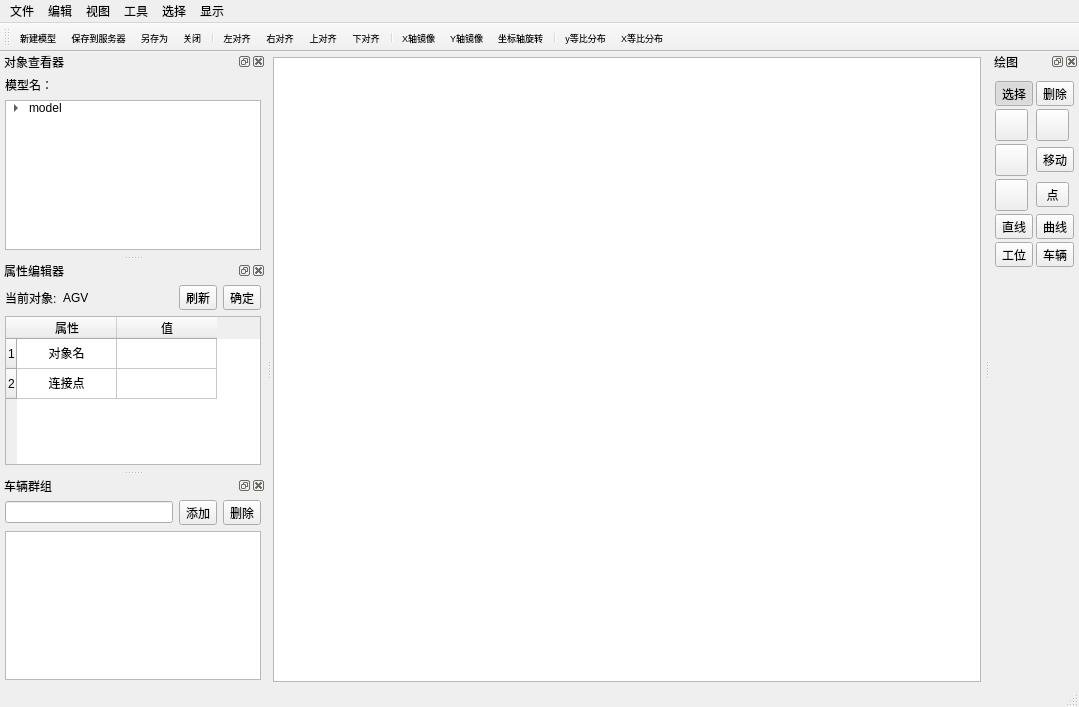
The window that SunnyTcsV3/src/SunnyTcsSupervisoryV3/SunnyTcsSupervisoryV3/SunnyTcsMapEditor.ui (MIKIC1996/work_in_baer) describes before a commit, drawn with Qt 5.
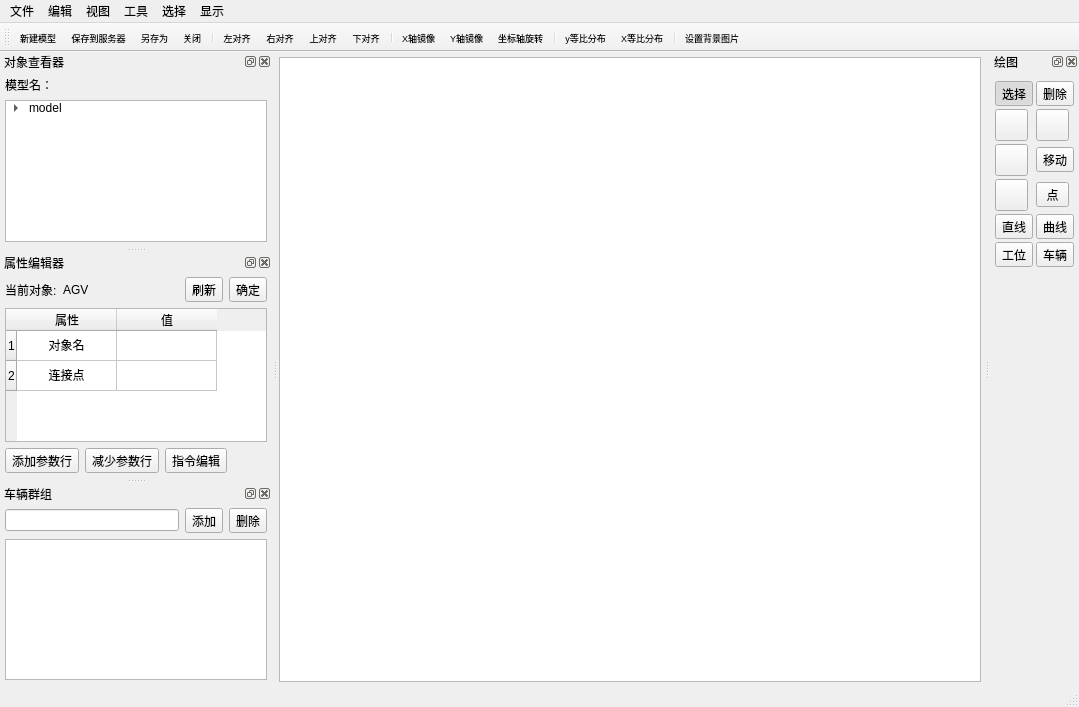
The same window after the commit. The open tabs and pages were chosen to show the change. Icons and pictures are not drawn. Custom widgets are drawn as their Qt base class.

```diff
--- a/SunnyTcsV3/src/SunnyTcsSupervisoryV3/SunnyTcsSupervisoryV3/SunnyTcsMapEditor.ui
+++ b/SunnyTcsV3/src/SunnyTcsSupervisoryV3/SunnyTcsSupervisoryV3/SunnyTcsMapEditor.ui
@@ -32,7 +32,49 @@
      <number>3</number>
     </property>
     <item>
-     <widget class="SunnyTcsGraphicsView" name="graphicsView"/>
+     <widget class="QStackedWidget" name="stackedWidget">
+      <property name="currentIndex">
+       <number>0</number>
+      </property>
+      <widget class="QWidget" name="page_6">
+       <layout class="QVBoxLayout" name="verticalLayout_11">
+        <property name="leftMargin">
+         <number>0</number>
+        </property>
+        <property name="topMargin">
+         <number>0</number>
+        </property>
+        <property name="rightMargin">
+         <number>0</number>
+        </property>
+        <property name="bottomMargin">
+         <number>0</number>
+        </property>
+        <item>
+         <widget class="SunnyTcsGraphicsView" name="graphicsView"/>
+        </item>
+       </layout>
+      </widget>
+      <widget class="QWidget" name="page_7">
+       <layout class="QVBoxLayout" name="verticalLayout_10">
+        <property name="leftMargin">
+         <number>0</number>
+        </property>
+        <property name="topMargin">
+         <number>0</number>
+        </property>
+        <property name="rightMargin">
+         <number>0</number>
+        </property>
+        <property name="bottomMargin">
+         <number>0</number>
+        </property>
+        <item>
+         <widget class="QMdiArea" name="mdiArea"/>
+        </item>
+       </layout>
+      </widget>
+     </widget>
     </item>
    </layout>
   </widget>
@@ -184,6 +226,8 @@
    <addaction name="separator"/>
    <addaction name="yEqualDistributionAcn"/>
    <addaction name="equalDistributionAcn"/>
+   <addaction name="separator"/>
+   <addaction name="setBackPixmapAcn"/>
   </widget>
   <widget class="QStatusBar" name="statusBar"/>
   <widget class="QDockWidget" name="paintDwid">
@@ -1064,6 +1108,74 @@
            </item>
           </widget>
          </item>
+         <item>
+          <layout class="QHBoxLayout" name="horizontalLayout_3">
+           <item>
+            <widget class="QToolButton" name="attributeLocAddTbtn">
+             <property name="text">
+              <string>添加参数行</string>
+             </property>
+             <property name="icon">
+              <iconset resource="SunnyTcsSupervisoryV3.qrc">
+               <normaloff>:/resource/res/image/addLine.png</normaloff>:/resource/res/image/addLine.png</iconset>
+             </property>
+             <property name="iconSize">
+              <size>
+               <width>25</width>
+               <height>25</height>
+              </size>
+             </property>
+            </widget>
+           </item>
+           <item>
+            <widget class="QToolButton" name="attributeLocDecTbtn">
+             <property name="text">
+              <string>减少参数行</string>
+             </property>
+             <property name="icon">
+              <iconset resource="SunnyTcsSupervisoryV3.qrc">
+               <normaloff>:/resource/res/image/decLine.png</normaloff>:/resource/res/image/decLine.png</iconset>
+             </property>
+             <property name="iconSize">
+              <size>
+               <width>25</width>
+               <height>25</height>
+              </size>
+             </property>
+            </widget>
+           </item>
+           <item>
+            <widget class="QToolButton" name="attributeLocAcnEditTbtn">
+             <property name="text">
+              <string>指令编辑</string>
+             </property>
+             <property name="icon">
+              <iconset resource="SunnyTcsSupervisoryV3.qrc">
+               <normaloff>:/resource/res/image/editAcn.png</normaloff>:/resource/res/image/editAcn.png</iconset>
+             </property>
+             <property name="iconSize">
+              <size>
+               <width>25</width>
+               <height>25</height>
+              </size>
+             </property>
+            </widget>
+           </item>
+           <item>
+            <spacer name="horizontalSpacer_2">
+             <property name="orientation">
+              <enum>Qt::Horizontal</enum>
+             </property>
+             <property name="sizeHint" stdset="0">
+              <size>
+               <width>40</width>
+               <height>20</height>
+              </size>
+             </property>
+            </spacer>
+           </item>
+          </layout>
+         </item>
         </layout>
        </widget>
        <widget class="QWidget" name="page_4">
@@ -1731,6 +1843,18 @@
     <string>点显示</string>
    </property>
   </action>
+  <action name="setBackPixmapAcn">
+   <property name="icon">
+    <iconset resource="SunnyTcsSupervisoryV3.qrc">
+     <normaloff>:/resource/res/image/setBackImage.png</normaloff>:/resource/res/image/setBackImage.png</iconset>
+   </property>
+   <property name="text">
+    <string>设置背景图片</string>
+   </property>
+   <property name="toolTip">
+    <string>设置背景图片</string>
+   </property>
+  </action>
  </widget>
  <layoutdefault spacing="6" margin="11"/>
  <customwidgets>
```
Left out of the diff: 6 changed lines with no effect on the pictures.
